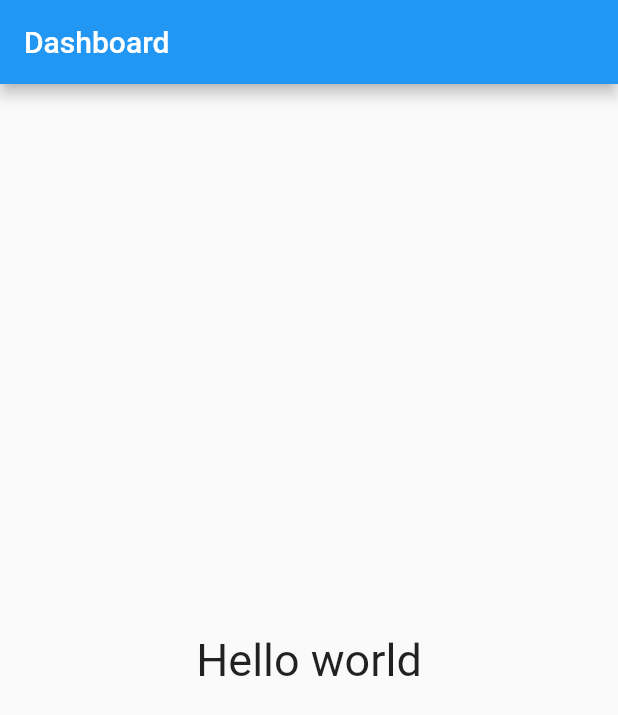
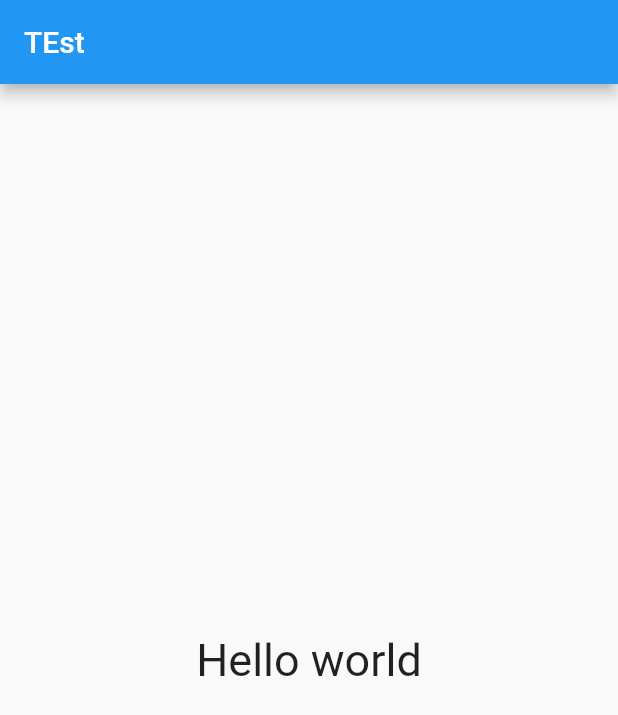
Before and after one commit to manas-chandra/FlutterCICD, a Flutter app: the screen it shows after launch, on a phone screen of 412 x 824 dp. Shown: the top 715 px of the screen. Run offline on Flutter 3.47's test engine with Material 2 defaults, Android fonts, the phone set to English and light mode, and no system bars.

Commit message:
Name change

```diff
--- a/lib/main.dart
+++ b/lib/main.dart
@@ -5,7 +5,7 @@ void main() {
     MaterialApp(
       title: 'My flutter app',
       home:  Scaffold(
-        appBar: AppBar(title: const Text('Dashboard'),),
+        appBar: AppBar(title: const Text('TEst'),),
         body: const Center(
         child: Text(
           'Hello world',
```
